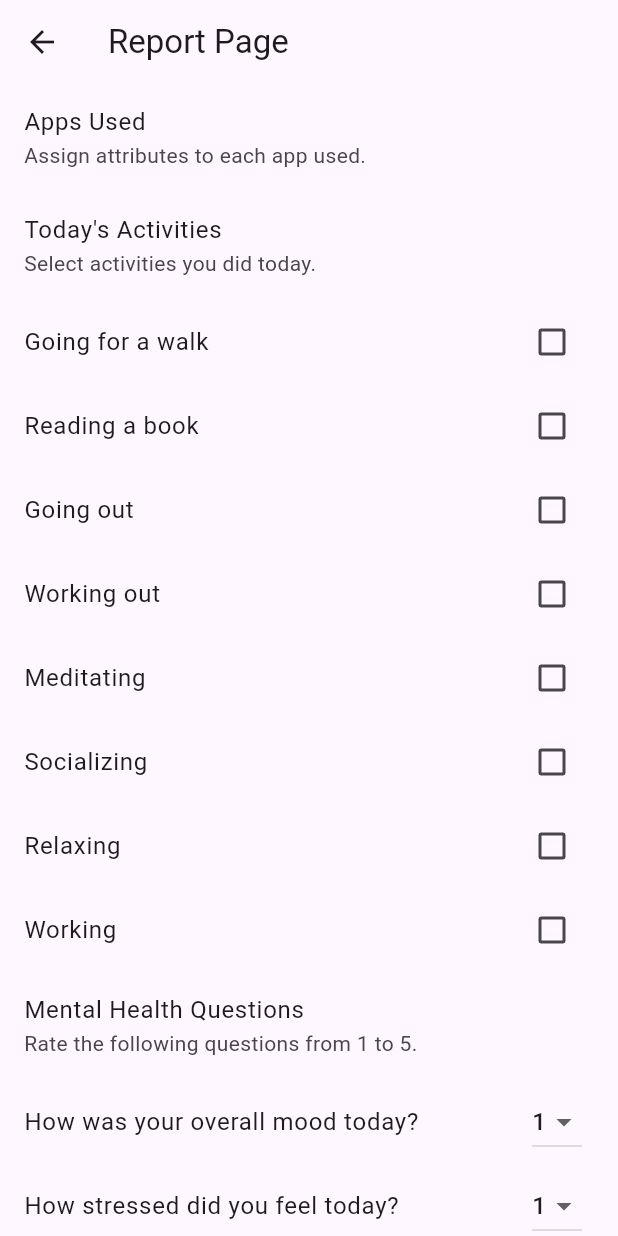
After one commit to sergiu2001/brainwave, a Flutter app: the ReportPage screen opened directly, on a phone screen of 412 x 824 dp. The commit adds this screen. Run offline on Flutter 3.47's test engine with Material 3 defaults, Android fonts, the light colour scheme and no system bars; our stand-ins replace cloud_functions, firebase_auth, firebase_core, multi_select_flutter; missing offline and left inert: app_usage, device_apps; accounts and stored records are empty; network calls fail.

Commit message:
valpha0.0.8

```diff
--- a/lib/register_page.dart
+++ b/lib/register_page.dart
@@ -33,7 +33,7 @@ class _RegisterPageState extends State<RegisterPage> {
     DateTime? picked = await showDatePicker(
       context: context,
       initialDate: DateTime.now(),
-      firstDate: DateTime(2000),
+      firstDate: DateTime(1950),
       lastDate: DateTime(2101),
     );
     if (picked != null) {
@@ -56,9 +56,7 @@ class _RegisterPageState extends State<RegisterPage> {
         child: PageView(
           controller: _pageController,
           children: [
-            // First page
             buildFirstPage(),
-            // Second page
             buildSecondPage(),
           ],
         ),
--- /dev/null
+++ b/lib/report_page.dart
@@ -0,0 +1,243 @@
+import 'package:flutter/material.dart';
+import 'package:multi_select_flutter/multi_select_flutter.dart';
+import 'auth.dart';
+import 'package:device_apps/device_apps.dart';
+import 'dart:typed_data';
+
+class ReportPage extends StatefulWidget {
+  const ReportPage({super.key});
+
+  @override
+  State<ReportPage> createState() => _ReportPageState();
+}
+
+class _ReportPageState extends State<ReportPage> {
+  List<AppUsageModel> appUsages = [];
+  List<DailyActivityModel> dailyActivities = [];
+  List<MentalHealthQuestionModel> mentalHealthQuestions = [];
+  final Auth _auth = Auth();
+
+  @override
+  void initState() {
+    super.initState();
+    WidgetsBinding.instance.addPostFrameCallback((_) {
+      getUsageStats();
+      initializeDailyActivities();
+      initializeMentalHealthQuestions();
+    });
+  }
+
+  void getUsageStats() async {
+    List<dynamic> apps = await _auth.getAppUsage();
+    List<AppUsageModel> usageModels = [];
+
+    for (var app in apps) {
+      ApplicationWithIcon appIcon = await DeviceApps.getApp(app['appPackageName'], true) as ApplicationWithIcon;
+      usageModels.add(AppUsageModel(
+        app['appName'],
+        app['appType'],
+        app['appUsage'],
+        appIcon.icon ?? Uint8List(0),  // Ensure appIcon is never null
+      ));
+    }
+
+    setState(() => appUsages = usageModels);
+  }
+
+  void initializeDailyActivities() {
+    List<String> activities = [
+      'Going for a walk',
+      'Reading a book',
+      'Going out',
+      'Working out',
+      'Meditating',
+      'Socializing',
+      'Relaxing',
+      'Working',
+    ];
+
+    List<DailyActivityModel> activityModels = activities.map((activity) => DailyActivityModel(activity, false)).toList();
+
+    setState(() => dailyActivities = activityModels);
+  }
+
+  void initializeMentalHealthQuestions() {
+    List<String> questions = [
+      'How was your overall mood today?',
+      'How stressed did you feel today?',
+      'How well did you sleep last night?',
+      'How anxious did you feel today?',
+      'How happy did you feel today?',
+    ];
+
+    List<MentalHealthQuestionModel> questionModels = questions.map((question) => MentalHealthQuestionModel(question, 1)).toList();
+
+    setState(() => mentalHealthQuestions = questionModels);
+  }
+
+  List<String> attributes = [
+    'Home',
+    'Work',
+    'Public Place',
+    'On the Go',
+    'Happy',
+    'Sad',
+    'Anxious',
+    'Stressed',
+    'Calm',
+    'Bored',
+    'Excited',
+    'Entertainment',
+    'Communication',
+    'Productivity',
+    'Information',
+    'Relaxation',
+    'Habit',
+    'Boredom',
+    'Stress Relief',
+    'Eating',
+    'Exercising',
+    'Commuting',
+    'Working',
+    'Relaxing',
+    'Socializing',
+    'Alone Time'
+  ];
+
+  @override
+  Widget build(BuildContext context) {
+    return Scaffold(
+      appBar: AppBar(
+        title: Text('Report Page'),
+      ),
+      body: ListView(
+        children: [
+          ListTile(
+            title: Text('Apps Used'),
+            subtitle: Text('Assign attributes to each app used.'),
+          ),
+          ...appUsages.map((app) {
+            return Card(
+              child: Column(
+                children: [
+                  ListTile(
+                    leading: app.appIcon.isNotEmpty
+                        ? Image.memory(app.appIcon)
+                        : Icon(Icons.apps),
+                    title: Text(app.appName),
+                    subtitle: Column(
+                      crossAxisAlignment: CrossAxisAlignment.start,
+                      children: [
+                        Text('Category: ${app.category}'),
+                        Text('Usage Time: ${app.usageTime}'),
+                        MultiSelectDialogField(
+                          items: attributes
+                              .map((attribute) =>
+                                  MultiSelectItem<String>(attribute, attribute))
+                              .toList(),
+                          title: Text('Attributes'),
+                          selectedColor: Colors.blue,
+                          decoration: BoxDecoration(
+                            color: Colors.blue.withOpacity(0.1),
+                            borderRadius: BorderRadius.all(Radius.circular(10)),
+                            border: Border.all(
+                              color: Colors.blue,
+                              width: 2,
+                            ),
+                          ),
+                          buttonIcon: Icon(
+                            Icons.arrow_drop_down,
+                            color: Colors.blue,
+                          ),
+                          buttonText: Text(
+                            "Select Attributes",
+                            style: TextStyle(
+                              color: Colors.blue[800],
+                              fontSize: 16,
+                            ),
+                          ),
+                          onConfirm: (results) {
+                            setState(() {
+                              app.attributes = results;
+                            });
+                          },
+                          initialValue: app.attributes,
+                        ),
+                      ],
+                    ),
+                  ),
+                ],
+              ),
+            );
+          }).toList(),
+
+          ListTile(
+            title: Text('Today\'s Activities'),
+            subtitle: Text('Select activities you did today.'),
+          ),
+          ...dailyActivities.map((activity) {
+            return CheckboxListTile(
+              title: Text(activity.activity),
+              value: activity.selected,
+              onChanged: (bool? value) {
+                setState(() {
+                  activity.selected = value!;
+                });
+              },
+            );
+          }).toList(),
+
+          ListTile(
+            title: Text('Mental Health Questions'),
+            subtitle: Text('Rate the following questions from 1 to 5.'),
+          ),
+          ...mentalHealthQuestions.map((question) {
+            return ListTile(
+              title: Text(question.question),
+              trailing: DropdownButton<int>(
+                value: question.rating,
+                onChanged: (int? newValue) {
+                  setState(() {
+                    question.rating = newValue!;
+                  });
+                },
+                items: List<int>.generate(5, (index) => index + 1)
+                    .map<DropdownMenuItem<int>>((int value) {
+                  return DropdownMenuItem<int>(
+                    value: value,
+                    child: Text(value.toString()),
+                  );
+                }).toList(),
+              ),
+            );
+          }).toList(),
+        ],
+      ),
+    );
+  }
+}
+
+class AppUsageModel {
+  String appName;
+  String category;
+  String usageTime;
+  List<String> attributes;
+  Uint8List appIcon;
+
+  AppUsageModel(this.appName, this.category, this.usageTime, this.appIcon,
+      {this.attributes = const []});
+}
+
+class DailyActivityModel {
+  String activity;
+  bool selected;
+
+  DailyActivityModel(this.activity, this.selected);
+}
+
+class MentalHealthQuestionModel {
+  String question;
+  int rating;
+
+  MentalHealthQuestionModel(this.question, this.rating);
+}
--- a/pubspec.yaml
+++ b/pubspec.yaml
@@ -43,6 +43,7 @@ dependencies:
   timezone: ^0.9.3
   cloud_firestore: ^4.15.8
   cloud_functions: ^4.7.4
+  multi_select_flutter: ^4.0.0
 
 dev_dependencies:
   flutter_test:
```
Also changed, not shown: lib/app_usage.dart (+7 -13 lines), lib/auth.dart (+3 -4 lines), lib/welcome_page.dart (+9 -0 lines), pubspec.lock, 1 other file.
